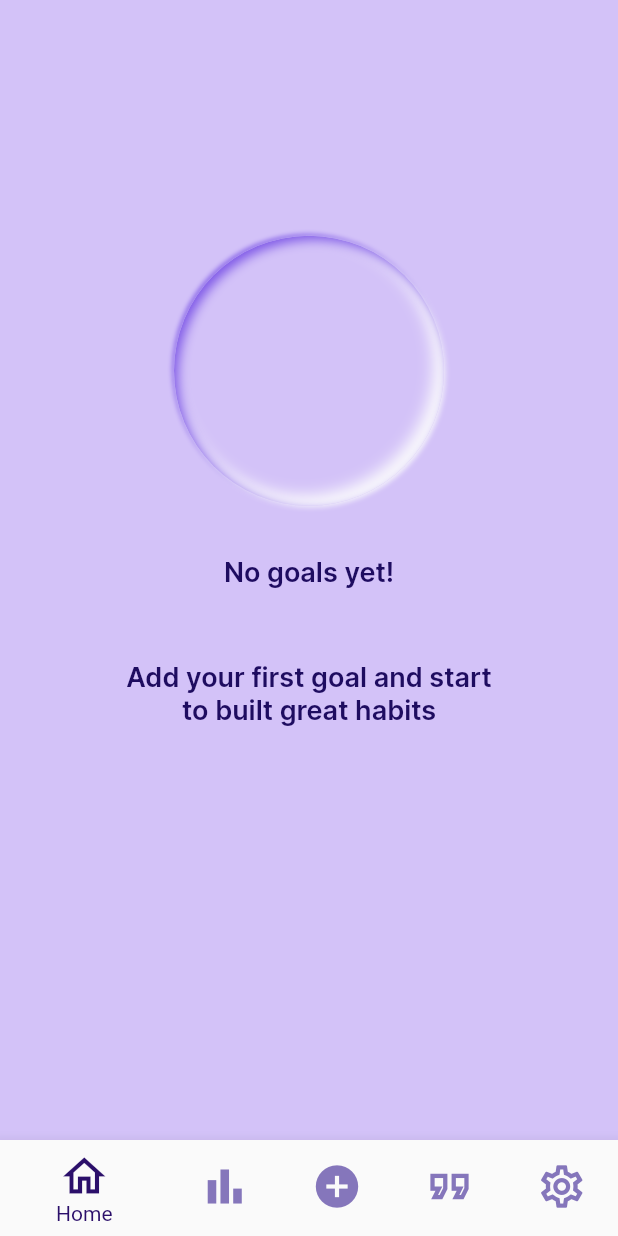
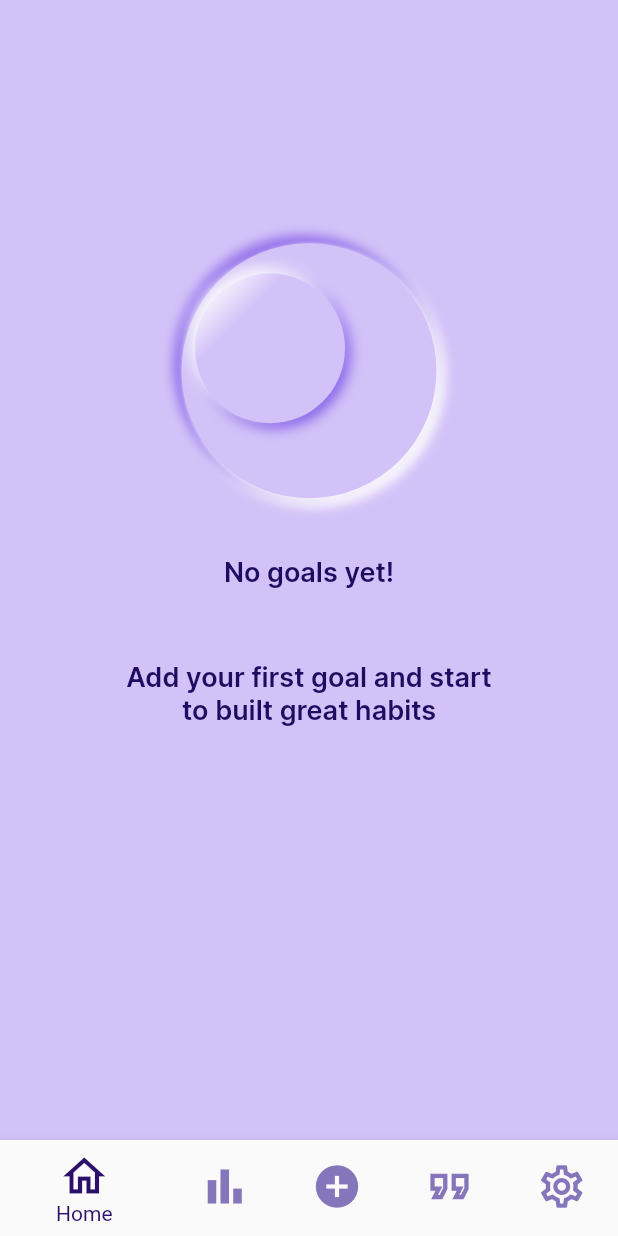
Before and after one commit to RotRot-pi/my-habits, a Flutter app: the HomePage screen opened by its route, on a phone screen of 412 x 824 dp. Run offline on Flutter 3.47's test engine with Material 2 defaults, Android fonts, the phone set to English and light mode, and no system bars; our stand-ins replace cloud_firestore, firebase_auth, firebase_core, flutter_native_splash, flutter_riverpod, go_router and 4 more; accounts and stored records are empty; generated files the repository leaves out were written again.

Commit message:
some refactoring the circle in home page.

```diff
--- a/lib/pages/home/home_page.dart
+++ b/lib/pages/home/home_page.dart
@@ -1,12 +1,11 @@
 import 'dart:developer';
 
-import 'package:flutter/material.dart' hide BoxDecoration, BoxShadow;
+import 'package:flutter/material.dart';
 
 import 'package:flutter_riverpod/flutter_riverpod.dart';
 import 'package:my_habits/utils/colors/app_colors.dart';
 import 'package:my_habits/utils/constants/constants.dart';
 import 'package:my_habits/utils/themes/text_theme.dart';
-import 'package:flutter_inset_box_shadow/flutter_inset_box_shadow.dart';
 
 class HomePage extends ConsumerWidget {
   const HomePage({super.key});
@@ -22,48 +21,7 @@ class HomePage extends ConsumerWidget {
             mainAxisSize: MainAxisSize.min,
             children: [
               addVerticalSpace(screen.height * 0.15),
-              SizedBox(
-                height: screen.height * 0.3,
-                child: Center(
-                  child: Container(
-                    width: 180,
-                    height: 180,
-                    decoration: BoxDecoration(
-                      color: ColorPalett.pagePrimary1,
-                      shape: BoxShape.circle,
-                      boxShadow: [
-                        const BoxShadow(
-                          offset: Offset(-4, -4),
-                          color: ColorPalett.pagePrimary3,
-                          spreadRadius: 3,
-                          blurRadius: 8,
-                          inset: true,
-                        ),
-                        BoxShadow(
-                          offset: const Offset(3, 3),
-                          color: ColorPalett.pageSecondary1.withAlpha(200),
-
-                          blurRadius: 5,
-                          inset: true,
-                        ),
-                        BoxShadow(
-                          offset: const Offset(-1, -1),
-                          color: ColorPalett.pageSecondary1.withAlpha(200),
-                          spreadRadius: 0,
-                          blurRadius: 2,
-                        ),
-                        const BoxShadow(
-                          offset: Offset(1, 1),
-                          color: ColorPalett.pagePrimary3,
-
-                          blurRadius: 2,
-                        ),
-                      ],
-                    ),
-                  ),
-                ),
-              ),
-
+              AllTaskDoneHomeScreenCircle(screen: screen),
               Text(
                 'No goals yet!',
                 textAlign: TextAlign.center,
@@ -80,3 +38,194 @@ class HomePage extends ConsumerWidget {
     );
   }
 }
+
+class NoGoalsHomeScreenCircle extends StatelessWidget {
+  const NoGoalsHomeScreenCircle({
+    super.key,
+    required this.screen,
+  });
+
+  final Size screen;
+
+  @override
+  Widget build(BuildContext context) {
+    return SizedBox(
+      height: screen.height * 0.3,
+      child: Center(
+        child: Padding(
+          padding: const EdgeInsets.all(10),
+          child: Container(
+            width: 170,
+            height: 170,
+            padding: const EdgeInsets.all(10),
+            decoration: BoxDecoration(
+                color: ColorPalett.pagePrimary1,
+                shape: BoxShape.circle,
+                boxShadow: [
+                  const BoxShadow(
+                    offset: Offset(4, 4),
+                    color: ColorPalett.pagePrimary3,
+                    spreadRadius: 2,
+                    blurRadius: 5,
+                    // inset: true,
+                  ),
+                  BoxShadow(
+                      offset: const Offset(-4, -4),
+                      color: ColorPalett.pageSecondary1.withOpacity(0.5),
+                      blurRadius: 5,
+                      spreadRadius: 2
+                      // inset: true,
+                      ),
+                  // BoxShadow(
+                  //   offset: const Offset(-1, -1),
+                  //   color: ColorPalett.pageSecondary1.withAlpha(200),
+                  //   spreadRadius: 0,
+                  //   blurRadius: 2,
+                  // ),
+                  // const BoxShadow(
+                  //   offset: Offset(1, 1),
+                  //   color: ColorPalett.pagePrimary3,
+                  //   blurRadius: 2,
+                  // ),
+                ],
+                gradient: const LinearGradient(
+                    begin: Alignment.topLeft,
+                    end: Alignment.bottomRight,
+                    colors: [
+                      ColorPalett.pagePrimary1,
+                      ColorPalett.pagePrimary1,
+                      ColorPalett.pagePrimary1,
+                      ColorPalett.pagePrimary3,
+                    ],
+                    stops: [
+                      0.1,
+                      1,
+                      1,
+                      0.1
+                    ])),
+          ),
+        ),
+      ),
+    );
+  }
+}
+
+class AllTaskDoneHomeScreenCircle extends StatelessWidget {
+  const AllTaskDoneHomeScreenCircle({
+    super.key,
+    required this.screen,
+  });
+
+  final Size screen;
+
+  @override
+  Widget build(BuildContext context) {
+    return SizedBox(
+      height: screen.height * 0.3,
+      child: Center(
+        child: Stack(
+          children: [
+            Container(
+              width: double.infinity,
+              padding: const EdgeInsets.all(10),
+              child: Container(
+                width: 170,
+                height: 170,
+                padding: const EdgeInsets.all(10),
+                decoration: BoxDecoration(
+                    color: ColorPalett.pagePrimary1,
+                    shape: BoxShape.circle,
+                    boxShadow: [
+                      const BoxShadow(
+                        offset: Offset(4, 4),
+                        color: ColorPalett.pagePrimary3,
+                        spreadRadius: 2,
+                        blurRadius: 5,
+                        // inset: true,
+                      ),
+                      BoxShadow(
+                          offset: const Offset(-4, -4),
+                          color: ColorPalett.pageSecondary1.withOpacity(0.5),
+                          blurRadius: 5,
+                          spreadRadius: 2
+                          // inset: true,
+                          ),
+                      BoxShadow(
+                        offset: const Offset(-1, -1),
+                        color: ColorPalett.pageSecondary1.withOpacity(0.2),
+                        blurRadius: 5,
+                      ),
+                      const BoxShadow(
+                        offset: Offset(1, 1),
+                        color: ColorPalett.pagePrimary3,
+                        blurRadius: 2,
+                      ),
+                    ],
+                    gradient: const LinearGradient(
+                        begin: Alignment.topLeft,
+                        end: Alignment.bottomRight,
+                        colors: [
+                          ColorPalett.pagePrimary1,
+                          ColorPalett.pagePrimary1,
+                          ColorPalett.pagePrimary1,
+                          ColorPalett.pagePrimary3,
+                        ],
+                        stops: [
+                          0.1,
+                          1,
+                          1,
+                          0.1
+                        ])),
+              ),
+            ),
+            Positioned(
+              left: 120,
+              top: 20,
+              child: Container(
+                padding: const EdgeInsets.all(10),
+                child: Container(
+                  width: 100,
+                  height: 100,
+                  padding: const EdgeInsets.all(10),
+                  decoration: BoxDecoration(
+                    color: ColorPalett.pagePrimary1,
+                    shape: BoxShape.circle,
+                    boxShadow: [
+                      BoxShadow(
+                        offset: const Offset(3, 3),
+                        color: ColorPalett.pageSecondary1.withAlpha(200),
+                        blurRadius: 7,
+                      ),
+                      const BoxShadow(
+                        offset: Offset(-4, -4),
+                        color: ColorPalett.pagePrimary3,
+                        blurRadius:7,
+                      ),
+
+                    ],
+                    gradient: const LinearGradient(
+                        begin: Alignment.topLeft,
+                        end: Alignment.bottomRight,
+
+                        colors: [
+                          ColorPalett.pagePrimary3,
+                          ColorPalett.pagePrimary1,
+                          ColorPalett.pagePrimary1,
+                          ColorPalett.pagePrimary1,
+                        ],
+                        stops: [
+                          0.1,
+                          0.3,
+                          0.9,
+                          1
+                        ]),
+                  ),
+                ),
+              ),
+            ),
+          ],
+        ),
+      ),
+    );
+  }
+}
```
